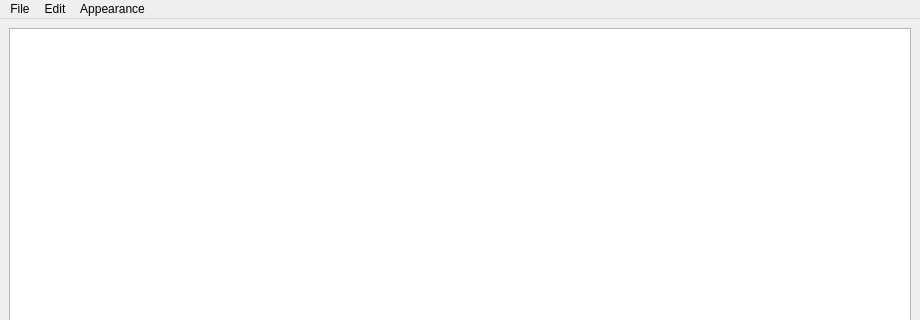
Before: the Qt Designer form UIFiles/UIMainWindow.ui in Joimar/IntelliJPyQtTextEditor, drawn with Qt 5; both pictures show x 0 to 920 and y 0 to 320 of the 920 by 600 pixel window.
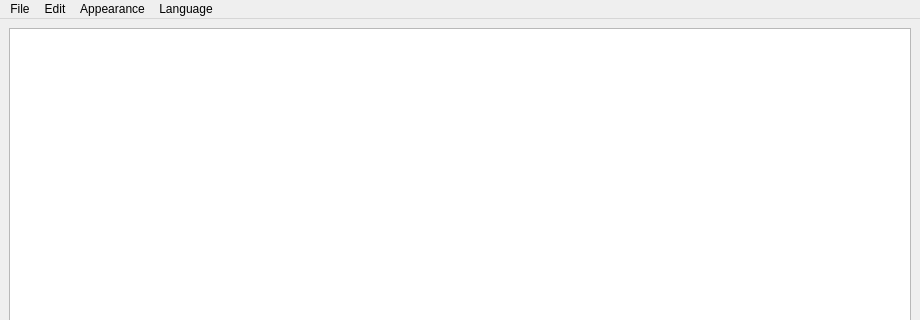
After: the same form once the commit is applied.

Commit message: added languages in GUI options

```diff
--- a/UIFiles/UIMainWindow.ui
+++ b/UIFiles/UIMainWindow.ui
@@ -59,9 +59,21 @@
     <addaction name="separator"/>
     <addaction name="actionChange_Font_Size"/>
    </widget>
+   <widget class="QMenu" name="menuLanguage">
+    <property name="title">
+     <string>Language</string>
+    </property>
+    <addaction name="actionpt"/>
+    <addaction name="actiones"/>
+    <addaction name="actionfr"/>
+    <addaction name="actionde"/>
+    <addaction name="actionen"/>
+    <addaction name="actionru"/>
+   </widget>
    <addaction name="menuFile"/>
    <addaction name="menuEdit"/>
    <addaction name="menuAppearance"/>
+   <addaction name="menuLanguage"/>
   </widget>
   <widget class="QStatusBar" name="statusbar"/>
   <action name="actionNew">
```
Left out of the diff: 30 changed lines with no effect on the pictures. The commit also changes 1 other file.
